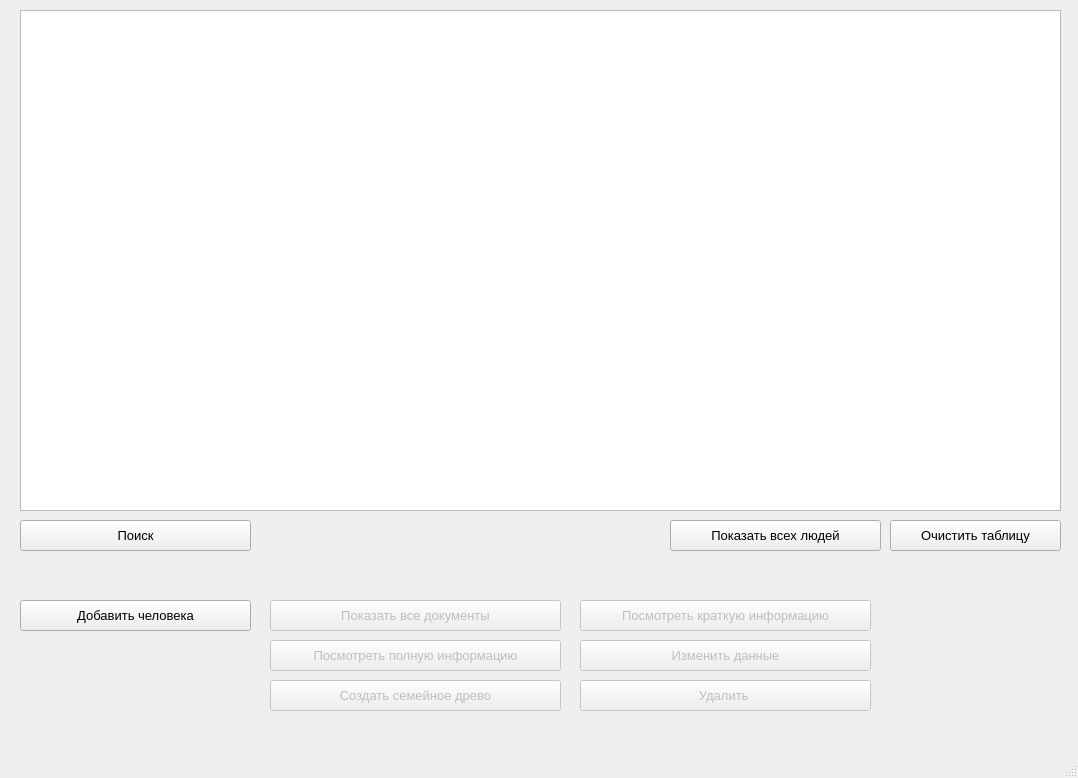
Above: forms/xml/main_window.ui from GebelGerman/family_tree before the change. Below: the same form after it.
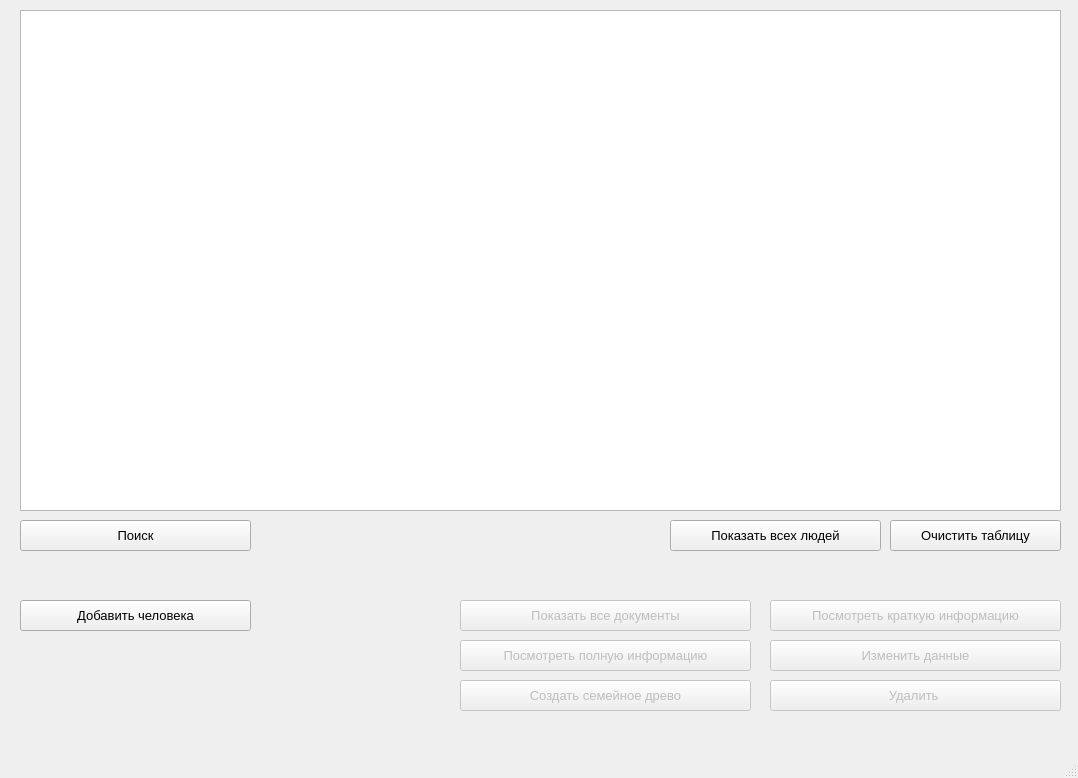
That is the form after the change.

Patch:
```diff
--- a/forms/xml/main_window.ui
+++ b/forms/xml/main_window.ui
@@ -38,7 +38,7 @@
     </property>
     <property name="geometry">
      <rect>
-      <x>580</x>
+      <x>770</x>
       <y>640</y>
       <width>291</width>
       <height>31</height>
@@ -59,7 +59,7 @@
     </property>
     <property name="geometry">
      <rect>
-      <x>580</x>
+      <x>770</x>
       <y>680</y>
       <width>291</width>
       <height>31</height>
@@ -80,7 +80,7 @@
     </property>
     <property name="geometry">
      <rect>
-      <x>270</x>
+      <x>460</x>
       <y>680</y>
       <width>291</width>
       <height>31</height>
@@ -132,7 +132,7 @@
     </property>
     <property name="geometry">
      <rect>
-      <x>270</x>
+      <x>460</x>
       <y>640</y>
       <width>291</width>
       <height>31</height>
@@ -153,7 +153,7 @@
     </property>
     <property name="geometry">
      <rect>
-      <x>270</x>
+      <x>460</x>
       <y>600</y>
       <width>291</width>
       <height>31</height>
@@ -210,7 +210,7 @@
     </property>
     <property name="geometry">
      <rect>
-      <x>580</x>
+      <x>770</x>
       <y>600</y>
       <width>291</width>
       <height>31</height>
```
